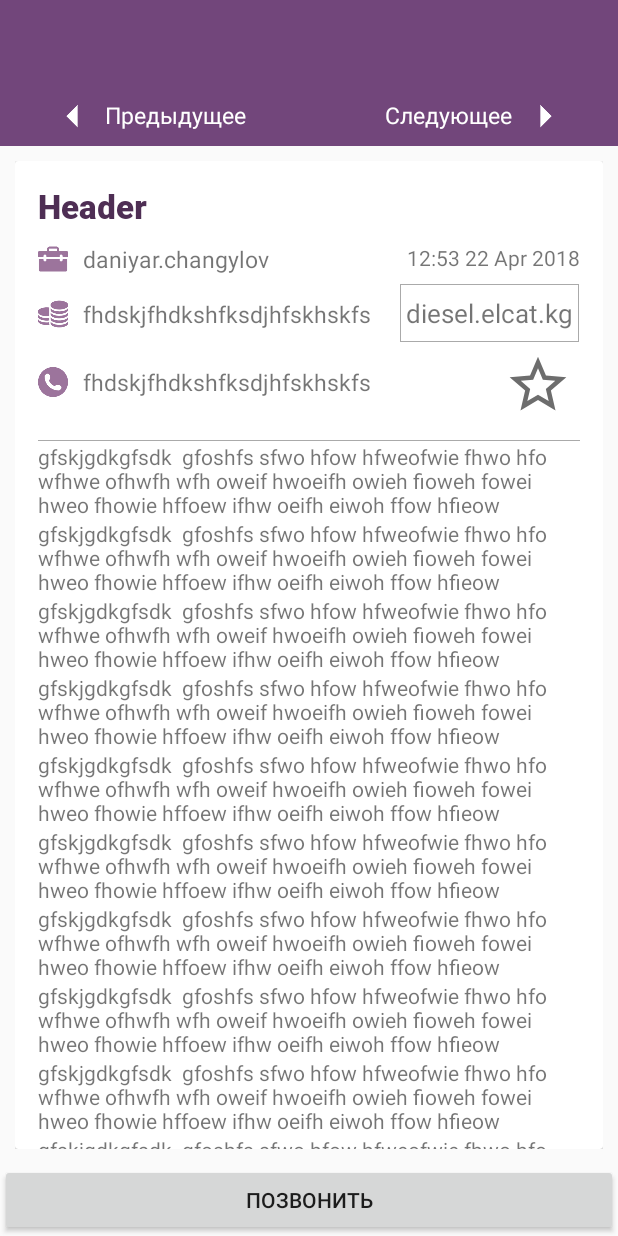
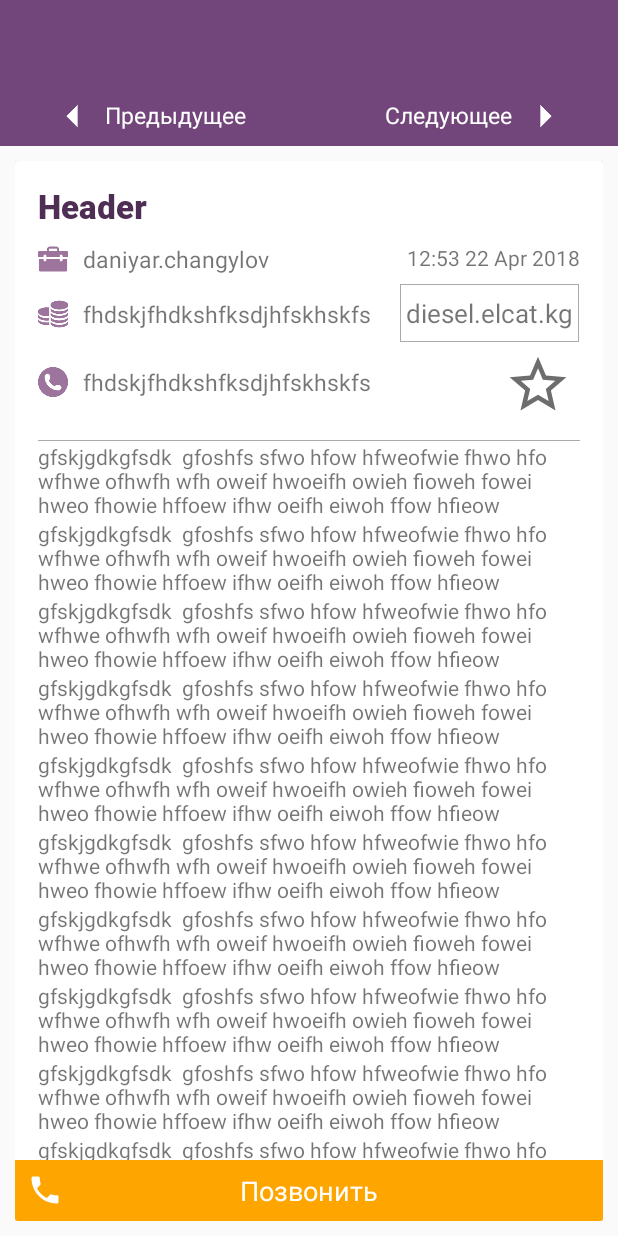
Before and after one commit to Daniyar111/VacanciesMobile, an Android app: the screen it shows after launch (DetailsActivity), on a phone screen of 412 x 824 dp. Run offline under Robolectric (Android 15) with nearby library versions, the phone set to English and light mode, and no system bars.

Commit message:
add something

```diff
--- /dev/null
+++ b/app/src/main/res/drawable/ic_phone_black_24dp.xml
@@ -0,0 +1,5 @@
+<vector android:height="24dp" android:tint="#FFFFFF"
+    android:viewportHeight="24.0" android:viewportWidth="24.0"
+    android:width="24dp" xmlns:android="http://schemas.android.com/apk/res/android">
+    <path android:fillColor="#FF000000" android:pathData="M6.62,10.79c1.44,2.83 3.76,5.14 6.59,6.59l2.2,-2.2c0.27,-0.27 0.67,-0.36 1.02,-0.24 1.12,0.37 2.33,0.57 3.57,0.57 0.55,0 1,0.45 1,1V20c0,0.55 -0.45,1 -1,1 -9.39,0 -17,-7.61 -17,-17 0,-0.55 0.45,-1 1,-1h3.5c0.55,0 1,0.45 1,1 0,1.25 0.2,2.45 0.57,3.57 0.11,0.35 0.03,0.74 -0.25,1.02l-2.2,2.2z"/>
+</vector>
--- a/app/src/main/res/layout/activity_details.xml
+++ b/app/src/main/res/layout/activity_details.xml
@@ -62,13 +62,5 @@
         </LinearLayout>
     </LinearLayout>
 
-    <include layout="@layout/scrolling_details"
-        android:layout_height="wrap_content"
-        android:layout_width="match_parent"
-        android:layout_weight="1"/>
-
-    <Button
-        android:layout_width="match_parent"
-        android:layout_height="wrap_content"
-        android:text="@string/call" />
+    <include layout="@layout/scrolling_details"/>
 </LinearLayout>
--- a/app/src/main/res/layout/scrolling_details.xml
+++ b/app/src/main/res/layout/scrolling_details.xml
@@ -13,10 +13,14 @@
         android:layout_width="match_parent"
         android:layout_height="wrap_content">
 
-        <android.support.v4.widget.NestedScrollView
+        <LinearLayout
+            android:layout_width="match_parent"
+            android:layout_height="wrap_content"
+            android:orientation="vertical">
+            <ScrollView
                 android:layout_width="match_parent"
                 android:layout_height="match_parent"
-            app:layout_behavior="@string/appbar_scrolling_view_behavior">
+                android:layout_weight="1">
 
                 <LinearLayout
                     android:layout_width="match_parent"
@@ -195,6 +199,27 @@
                         android:text="gfskjgdkgfsdk  gfoshfs sfwo hfow hfweofwie fhwo hfo wfhwe ofhwfh wfh oweif hwoeifh owieh fioweh fowei hweo fhowie hffoew ifhw oeifh eiwoh ffow hfieow "/>
 
                 </LinearLayout>
-        </android.support.v4.widget.NestedScrollView>
+            </ScrollView>
+            <RelativeLayout
+                android:layout_width="match_parent"
+                android:layout_height="wrap_content"
+                android:background="@drawable/button_call"
+                android:clickable="true"
+                android:focusable="true"
+                android:padding="8sp">
+                <FrameLayout
+                    android:layout_width="wrap_content"
+                    android:layout_height="wrap_content"
+                    android:id="@+id/imageCallButton"
+                    android:background="@drawable/ic_phone_black_24dp"/>
+                <TextView
+                    android:layout_width="wrap_content"
+                    android:layout_height="wrap_content"
+                    android:text="@string/call"
+                    android:layout_centerHorizontal="true"
+                    android:textSize="18sp"
+                    android:textColor="@android:color/white" />
+            </RelativeLayout>
+        </LinearLayout>
     </android.support.v7.widget.CardView>
 </LinearLayout>
```
Lines whose indentation alone changed are shown as unchanged.
